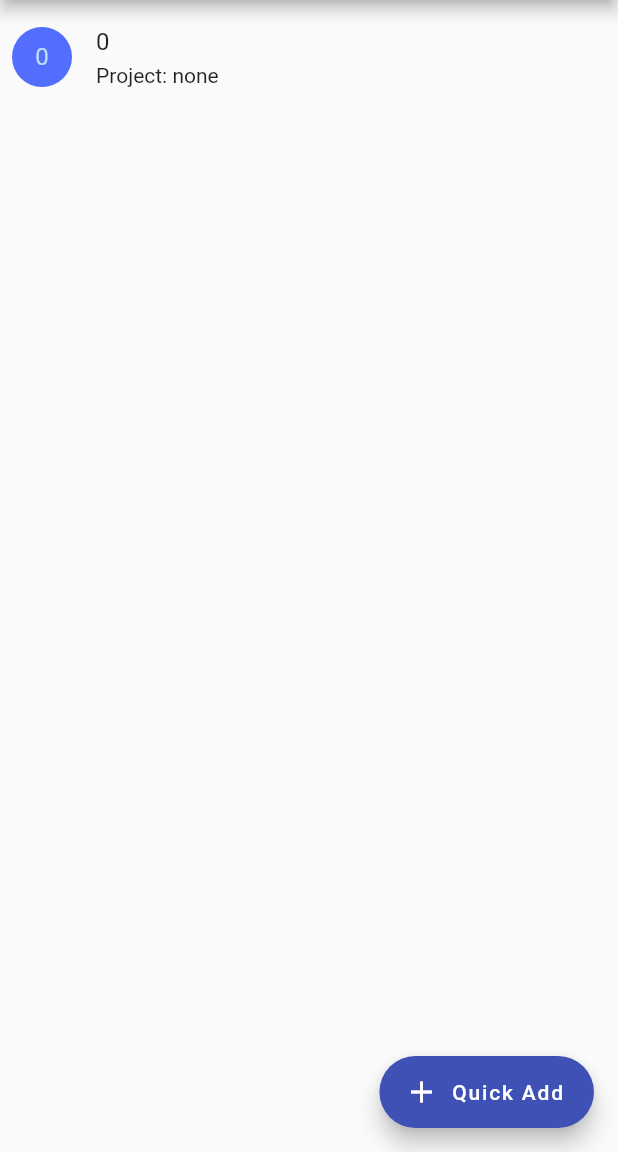
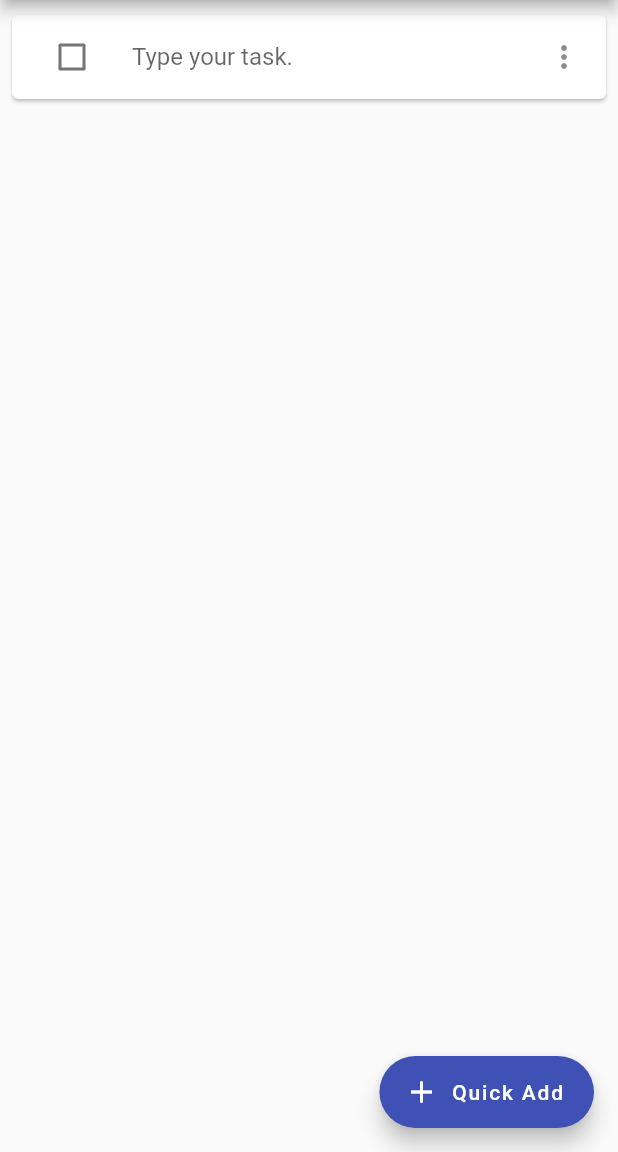
Before and after one commit to Garbageideas/to-do-list, a Flutter app: the screen it shows after launch, after a tap on "Quick Add", on a phone screen of 412 x 824 dp, the part 84-1236 px from its top. Run offline on Flutter 3.47's test engine with Material 2 defaults, Android fonts, the phone set to English and light mode, and no system bars.

Commit message:
1. Task 아이템들을 편집가능하도록 변경 2. 리딩 체크박스 / 트레일링 아이콘  추가 3. 체크박스 체크 시 스타일 반응하도록 추가

```diff
--- a/lib/app.dart
+++ b/lib/app.dart
@@ -60,7 +60,7 @@ class _TodoListAppState extends State<TodoListApp> {
 
   _pressedAddBtn() {
     setState(() {
-      _tasks.add(TaskWidget(name: '${_tasks.length}'));
+      _tasks.add(TaskWidget());
     });
     //_tasks.clear();
   }
@@ -71,7 +71,7 @@ class TaskWidget extends StatefulWidget {
   TaskStatus state;
   String project;
 
-  TaskWidget({@required this.name, this.project = 'none', this.state = TaskStatus.raw});
+  TaskWidget({this.name = '', this.project = '', this.state = TaskStatus.raw});
 
   @override
   _TaskWidgetState createState() => _TaskWidgetState(name, state, project);
@@ -80,40 +80,56 @@ class TaskWidget extends StatefulWidget {
 class _TaskWidgetState extends State<TaskWidget> {
   String name;
   TaskStatus state;
+  bool isCompleted = false;
   String project;
+  TextEditingController _textController = TextEditingController();
+  TextStyle _textStyle;
+
+  final TextStyle _notCompletedTxtStyle = TextStyle(
+    decoration: TextDecoration.combine([]),
+    color: Colors.black,
+  );
+  final TextStyle _completedTxtStyle = TextStyle(
+    decoration: TextDecoration.combine([TextDecoration.lineThrough]),
+    color: Colors.grey,
+  );
 
   _TaskWidgetState(String name, TaskStatus state, String project) {
     this.name = name;
     this.state = state;
     this.project = project;
+    _textStyle = _notCompletedTxtStyle;
   }
 
   @override
   Widget build(BuildContext context) {
-    return Container(
-      margin: const EdgeInsets.symmetric(vertical: 10.0),
-      child: Row(
-        crossAxisAlignment: CrossAxisAlignment.start,
-        children: <Widget>[
-          Container(
-            margin: const EdgeInsets.only(right: 16.0),
-            child: CircleAvatar (
-              child: Text(name[0]),
-              backgroundColor: Colors.indigoAccent,
+    return Card(
+      margin: const EdgeInsets.symmetric(vertical: 2.0),
+      child: ListTile(
+        leading: Checkbox(
+          value: isCompleted,
+          onChanged: (bool newValue) {
+            setState(() {
+              isCompleted = newValue;
+              if(isCompleted) {
+                _textStyle = _completedTxtStyle;
+              } else {
+                _textStyle = _notCompletedTxtStyle;
+              }
 
+            });
+          },
+        ),
+        title: Container(
+          child: TextField(
+            style: _textStyle,
+            controller: _textController,
+            decoration: InputDecoration.collapsed(
+              hintText: "Type your task."
             ),
           ),
-          Column(
-            crossAxisAlignment: CrossAxisAlignment.start,
-            children: <Widget>[
-              Text(name, style: Theme.of(context).textTheme.subhead),
-              Container(
-                margin: const EdgeInsets.only(top: 5.0),
-                child: Text('Project: $project'),
-              ),
-            ],
-          ),
-        ],
+        ),
+        trailing: Icon(Icons.more_vert),
       ),
     );
   }
```
